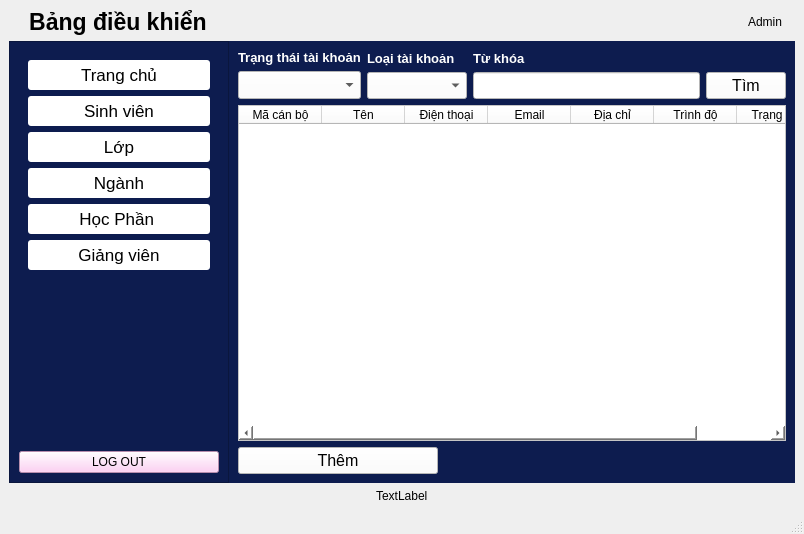
Above: gui/quantri.ui from trungnguyen9999/StudentCheckedFace before the change. Below: the same form after it.
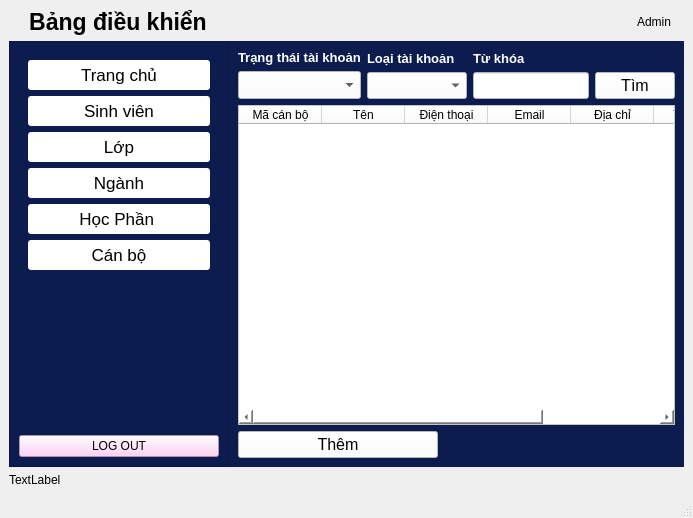
That is the form after the change. Icons and pictures are not drawn.

```diff
--- a/gui/quantri.ui
+++ b/gui/quantri.ui
@@ -6,8 +6,8 @@
    <rect>
     <x>0</x>
     <y>0</y>
-    <width>804</width>
-    <height>534</height>
+    <width>693</width>
+    <height>518</height>
    </rect>
   </property>
   <property name="windowTitle">
@@ -15,7 +15,82 @@
   </property>
   <widget class="QWidget" name="centralwidget">
    <layout class="QGridLayout" name="gridLayout_3">
-    <item row="3" column="0">
+    <item row="0" column="0">
+     <layout class="QHBoxLayout" name="horizontalLayout">
+      <item>
+       <widget class="QLabel" name="label">
+        <property name="maximumSize">
+         <size>
+          <width>16777215</width>
+          <height>50</height>
+         </size>
+        </property>
+        <property name="font">
+         <font>
+          <pointsize>17</pointsize>
+          <weight>75</weight>
+          <bold>true</bold>
+         </font>
+        </property>
+        <property name="styleSheet">
+         <string notr="true">margin-left:20px;</string>
+        </property>
+        <property name="text">
+         <string>Bảng điều khiển</string>
+        </property>
+        <property name="alignment">
+         <set>Qt::AlignCenter</set>
+        </property>
+        <property name="margin">
+         <number>10</number>
+        </property>
+       </widget>
+      </item>
+      <item>
+       <spacer name="horizontalSpacer">
+        <property name="orientation">
+         <enum>Qt::Horizontal</enum>
+        </property>
+        <property name="sizeHint" stdset="0">
+         <size>
+          <width>40</width>
+          <height>20</height>
+         </size>
+        </property>
+       </spacer>
+      </item>
+      <item>
+       <widget class="QLabel" name="lblTenQuanTri">
+        <property name="text">
+         <string>Admin</string>
+        </property>
+        <property name="alignment">
+         <set>Qt::AlignRight|Qt::AlignTrailing|Qt::AlignVCenter</set>
+        </property>
+       </widget>
+      </item>
+      <item>
+       <widget class="QLabel" name="imgQuanTri">
+        <property name="maximumSize">
+         <size>
+          <width>40</width>
+          <height>40</height>
+         </size>
+        </property>
+        <property name="text">
+         <string/>
+        </property>
+        <property name="pixmap">
+         <pixmap>../images/user.png</pixmap>
+        </property>
+        <property name="scaledContents">
+         <bool>true</bool>
+        </property>
+       </widget>
+      </item>
+     </layout>
+    </item>
+    <item row="1" column="0">
      <layout class="QHBoxLayout" name="horizontalLayout_3">
       <property name="spacing">
        <number>0</number>
@@ -172,7 +247,7 @@
                  </font>
                 </property>
                 <property name="text">
-                 <string>Giảng viên</string>
+                 <string>Cán bộ</string>
                 </property>
                 <property name="icon">
                  <iconset>
@@ -462,6 +537,8 @@
               <property name="font">
                <font>
                 <pointsize>10</pointsize>
+                <weight>50</weight>
+                <bold>false</bold>
                </font>
               </property>
               <property name="styleSheet">
@@ -476,6 +553,9 @@
               <property name="showGrid">
                <bool>true</bool>
               </property>
+              <property name="sortingEnabled">
+               <bool>true</bool>
+              </property>
               <attribute name="horizontalHeaderCascadingSectionResizes">
                <bool>true</bool>
               </attribute>
@@ -560,91 +640,13 @@
       </item>
      </layout>
     </item>
-    <item row="4" column="0" alignment="Qt::AlignHCenter">
+    <item row="2" column="0">
      <widget class="QLabel" name="lblTime">
       <property name="text">
        <string>TextLabel</string>
       </property>
      </widget>
     </item>
-    <item row="2" column="0">
-     <layout class="QHBoxLayout" name="horizontalLayout">
-      <item>
-       <widget class="QLabel" name="label">
-        <property name="maximumSize">
-         <size>
-          <width>16777215</width>
-          <height>50</height>
-         </size>
-        </property>
-        <property name="font">
-         <font>
-          <pointsize>17</pointsize>
-          <weight>75</weight>
-          <bold>true</bold>
-         </font>
-        </property>
-        <property name="styleSheet">
-         <string notr="true">margin-left:20px;</string>
-        </property>
-        <property name="text">
-         <string>Bảng điều khiển</string>
-        </property>
-        <property name="alignment">
-         <set>Qt::AlignCenter</set>
-        </property>
-        <property name="margin">
-         <number>10</number>
-        </property>
-       </widget>
-      </item>
-      <item>
-       <spacer name="horizontalSpacer">
-        <property name="orientation">
-         <enum>Qt::Horizontal</enum>
-        </property>
-        <property name="sizeHint" stdset="0">
-         <size>
-          <width>40</width>
-          <height>20</height>
-         </size>
-        </property>
-       </spacer>
-      </item>
-      <item>
-       <layout class="QVBoxLayout" name="verticalLayout_2"/>
-      </item>
-      <item>
-       <widget class="QLabel" name="lblTenQuanTri">
-        <property name="text">
-         <string>Admin</string>
-        </property>
-        <property name="alignment">
-         <set>Qt::AlignRight|Qt::AlignTrailing|Qt::AlignVCenter</set>
-        </property>
-       </widget>
-      </item>
-      <item>
-       <widget class="QLabel" name="imgQuanTri">
-        <property name="maximumSize">
-         <size>
-          <width>40</width>
-          <height>40</height>
-         </size>
-        </property>
-        <property name="text">
-         <string/>
-        </property>
-        <property name="pixmap">
-         <pixmap>C:/Users/DELL OS/.designer/images/user.png</pixmap>
-        </property>
-        <property name="scaledContents">
-         <bool>true</bool>
-        </property>
-       </widget>
-      </item>
-     </layout>
-    </item>
    </layout>
   </widget>
   <widget class="QStatusBar" name="statusbar"/>
```
Left out of the diff: 3 changed lines with no effect on the pictures.
